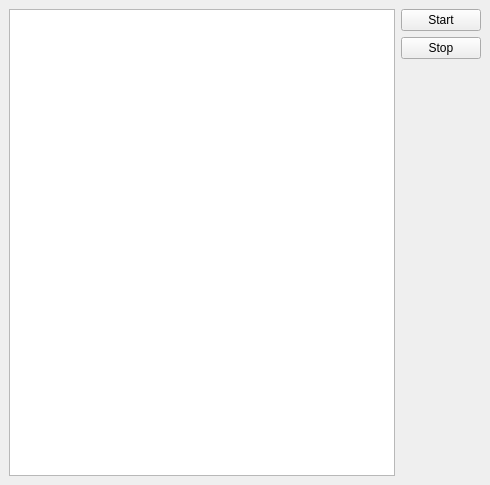
First picture: the form in ui/fitdisplay.ui, repository jonasstein/clip, before the edit.
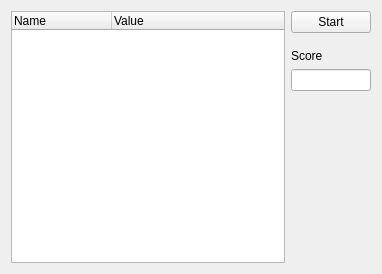
Second picture: the form after the edit.

What changed in the file:
```diff
--- a/ui/fitdisplay.ui
+++ b/ui/fitdisplay.ui
@@ -1,22 +1,21 @@
 <?xml version="1.0" encoding="UTF-8"?>
 <ui version="4.0">
  <class>FitDisplay</class>
- <widget class="QMainWindow" name="FitDisplay">
+ <widget class="QWidget" name="FitDisplay">
   <property name="geometry">
    <rect>
     <x>0</x>
     <y>0</y>
-    <width>490</width>
-    <height>485</height>
+    <width>382</width>
+    <height>274</height>
    </rect>
   </property>
   <property name="windowTitle">
    <string>MainWindow</string>
   </property>
-  <widget class="QWidget" name="centralwidget">
    <layout class="QGridLayout" name="gridLayout">
-    <item row="0" column="0" rowspan="3">
-     <widget class="QTreeView" name="parameterView">
+   <item row="0" column="0" rowspan="5">
+    <widget class="QTreeWidget" name="parameterView">
       <property name="editTriggers">
        <set>QAbstractItemView::NoEditTriggers</set>
       </property>
@@ -26,9 +25,22 @@
       <property name="selectionMode">
        <enum>QAbstractItemView::NoSelection</enum>
       </property>
-      <property name="allColumnsShowFocus">
-       <bool>true</bool>
-      </property>
+     <property name="selectionBehavior">
+      <enum>QAbstractItemView::SelectItems</enum>
+     </property>
+     <property name="columnCount">
+      <number>2</number>
+     </property>
+     <column>
+      <property name="text">
+       <string notr="true">Name</string>
+      </property>
+     </column>
+     <column>
+      <property name="text">
+       <string notr="true">Value</string>
+      </property>
+     </column>
      </widget>
     </item>
     <item row="0" column="1">
@@ -38,28 +50,53 @@
       </property>
      </widget>
     </item>
-    <item row="2" column="1">
+   <item row="4" column="1">
      <spacer name="verticalSpacer">
       <property name="orientation">
        <enum>Qt::Vertical</enum>
       </property>
       <property name="sizeHint" stdset="0">
        <size>
-        <width>20</width>
-        <height>40</height>
+       <width>0</width>
+       <height>0</height>
        </size>
       </property>
      </spacer>
     </item>
+   <item row="3" column="1">
+    <widget class="QLineEdit" name="scoreDisplay">
+     <property name="sizePolicy">
+      <sizepolicy hsizetype="Ignored" vsizetype="Fixed">
+       <horstretch>0</horstretch>
+       <verstretch>0</verstretch>
+      </sizepolicy>
+     </property>
+    </widget>
+   </item>
+   <item row="2" column="1">
+    <widget class="QLabel" name="label">
+     <property name="text">
+      <string>Score</string>
+     </property>
+    </widget>
+   </item>
     <item row="1" column="1">
-     <widget class="QPushButton" name="stopFit">
-      <property name="text">
-       <string>Stop</string>
-      </property>
-     </widget>
-    </item>
-   </layout>
-  </widget>
+    <spacer name="verticalSpacer_2">
+     <property name="orientation">
+      <enum>Qt::Vertical</enum>
+     </property>
+     <property name="sizeType">
+      <enum>QSizePolicy::Preferred</enum>
+     </property>
+     <property name="sizeHint" stdset="0">
+      <size>
+       <width>0</width>
+       <height>10</height>
+      </size>
+     </property>
+    </spacer>
+   </item>
+  </layout>
  </widget>
  <resources/>
  <connections/>
```
Left out of the diff: 2 changed lines with no effect on the pictures. Lines whose indentation alone changed are shown as unchanged.
